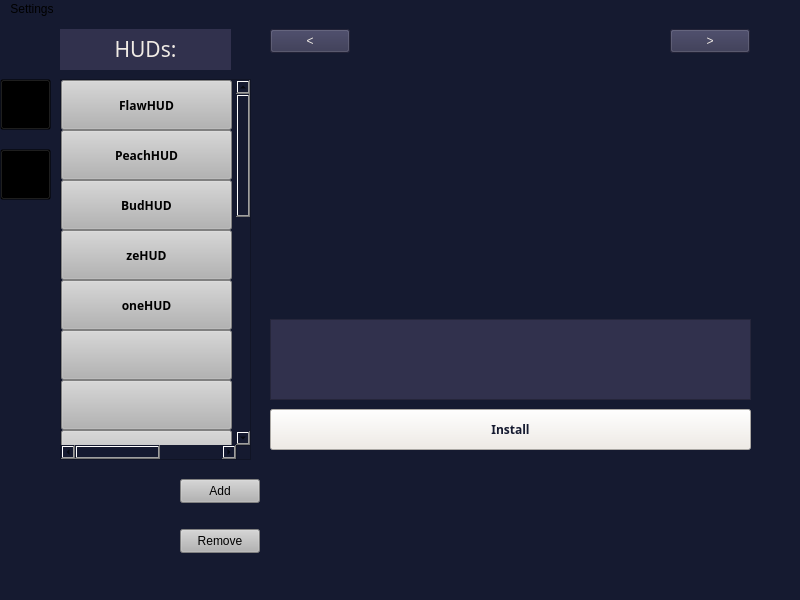
First picture: the form in mainwindow.ui, repository Croudxd/YourHUDs, before the edit.
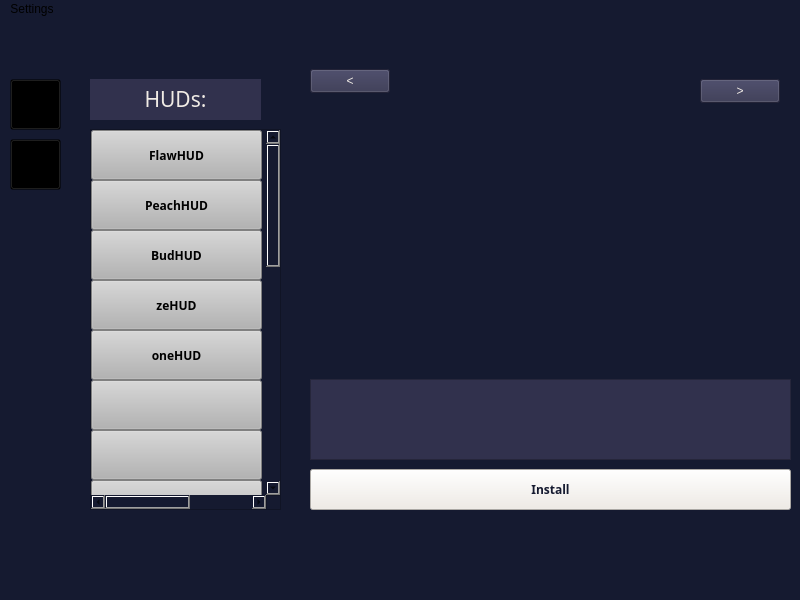
Second picture: the form after the edit. Icons and pictures are not drawn.

Commit message: Added a stackedWidget, this way the user can switch between either finding new hud or installing custom HUDs, set up custom and the gridlayout exactly as wanted, All i need to do is fix the copyFiles as well as to fix remove option, Need to also integrate loading buttons when user saves them.

What changed in the file:
```diff
--- a/mainwindow.ui
+++ b/mainwindow.ui
@@ -20,35 +20,75 @@
    <enum>QTabWidget::Rounded</enum>
   </property>
   <widget class="QWidget" name="centralwidget">
-   <widget class="QLabel" name="label">
+   <widget class="QPushButton" name="pushButton">
     <property name="geometry">
      <rect>
-      <x>60</x>
+      <x>10</x>
+      <y>120</y>
+      <width>51</width>
+      <height>51</height>
+     </rect>
+    </property>
+    <property name="styleSheet">
+     <string notr="true">    background-color: transparent;
+</string>
+    </property>
+    <property name="text">
+     <string/>
+    </property>
+    <property name="icon">
+     <iconset resource="resource.qrc">
+      <normaloff>:/icons/imgs/icons/customize-icon.png</normaloff>:/icons/imgs/icons/customize-icon.png</iconset>
+    </property>
+    <property name="iconSize">
+     <size>
+      <width>40</width>
+      <height>40</height>
+     </size>
+    </property>
+   </widget>
+   <widget class="QPushButton" name="pushButton_2">
+    <property name="geometry">
+     <rect>
+      <x>10</x>
+      <y>60</y>
+      <width>51</width>
+      <height>51</height>
+     </rect>
+    </property>
+    <property name="styleSheet">
+     <string notr="true">    background-color: transparent;
+</string>
+    </property>
+    <property name="text">
+     <string/>
+    </property>
+    <property name="icon">
+     <iconset resource="resource.qrc">
+      <normaloff>:/icons/imgs/icons/293267_search_find_icon.png</normaloff>:/icons/imgs/icons/293267_search_find_icon.png</iconset>
+    </property>
+    <property name="iconSize">
+     <size>
+      <width>40</width>
+      <height>40</height>
+     </size>
+    </property>
+   </widget>
+   <widget class="QStackedWidget" name="stackedWidget">
+    <property name="geometry">
+     <rect>
+      <x>70</x>
       <y>10</y>
-      <width>171</width>
-      <height>41</height>
+      <width>721</width>
+      <height>521</height>
      </rect>
     </property>
-    <property name="font">
-     <font>
-      <family>Rockwell</family>
-      <pointsize>16</pointsize>
-      <hintingpreference>PreferDefaultHinting</hintingpreference>
-     </font>
-    </property>
-    <property name="styleSheet">
-     <string notr="true">background-color: rgb(49, 49, 77);
-color: rgb(240, 235, 229);</string>
-    </property>
-    <property name="text">
-     <string>&lt;html&gt;&lt;head/&gt;&lt;body&gt;&lt;p align=&quot;center&quot;&gt;HUDs:&lt;/p&gt;&lt;/body&gt;&lt;/html&gt;</string>
-    </property>
-   </widget>
+    <widget class="QWidget" name="page_3">
    <widget class="QPushButton" name="installbutton">
     <property name="geometry">
      <rect>
-      <x>270</x>
-      <y>390</y>
+        <x>240</x>
+        <y>440</y>
       <width>481</width>
       <height>41</height>
      </rect>
@@ -67,11 +107,28 @@
      <string>Install</string>
     </property>
    </widget>
+     <widget class="QPushButton" name="rightImageButton">
+      <property name="geometry">
+       <rect>
+        <x>630</x>
+        <y>50</y>
+        <width>80</width>
+        <height>24</height>
+       </rect>
+      </property>
+      <property name="styleSheet">
+       <string notr="true">background-color: rgb(49, 49, 77);
+color: rgb(240, 235, 229);</string>
+      </property>
+      <property name="text">
+       <string>&gt;</string>
+      </property>
+     </widget>
    <widget class="QTextBrowser" name="textBrowser">
     <property name="geometry">
      <rect>
-      <x>270</x>
-      <y>300</y>
+        <x>240</x>
+        <y>350</y>
       <width>481</width>
       <height>81</height>
      </rect>
@@ -87,42 +144,11 @@
 border-color: rgba(255, 255, 255, 0);</string>
     </property>
    </widget>
-   <widget class="QLabel" name="label_2">
-    <property name="geometry">
-     <rect>
-      <x>280</x>
-      <y>40</y>
-      <width>481</width>
-      <height>251</height>
-     </rect>
-    </property>
-    <property name="sizePolicy">
-     <sizepolicy hsizetype="Fixed" vsizetype="Fixed">
-      <horstretch>0</horstretch>
-      <verstretch>0</verstretch>
-     </sizepolicy>
-    </property>
-    <property name="maximumSize">
-     <size>
-      <width>1280</width>
-      <height>720</height>
-     </size>
-    </property>
-    <property name="baseSize">
-     <size>
-      <width>1280</width>
-      <height>720</height>
-     </size>
-    </property>
-    <property name="text">
-     <string/>
-    </property>
-   </widget>
    <widget class="QPushButton" name="leftImageButton">
     <property name="geometry">
      <rect>
-      <x>270</x>
-      <y>10</y>
+        <x>240</x>
+        <y>40</y>
       <width>80</width>
       <height>24</height>
      </rect>
@@ -135,28 +161,11 @@
      <string>&lt;</string>
     </property>
    </widget>
-   <widget class="QPushButton" name="rightImageButton">
-    <property name="geometry">
-     <rect>
-      <x>670</x>
-      <y>10</y>
-      <width>80</width>
-      <height>24</height>
-     </rect>
-    </property>
-    <property name="styleSheet">
-     <string notr="true">background-color: rgb(49, 49, 77);
-color: rgb(240, 235, 229);</string>
-    </property>
-    <property name="text">
-     <string>&gt;</string>
-    </property>
-   </widget>
    <widget class="QScrollArea" name="scrollArea">
     <property name="geometry">
      <rect>
-      <x>60</x>
-      <y>60</y>
+        <x>20</x>
+        <y>100</y>
       <width>191</width>
       <height>381</height>
      </rect>
@@ -572,52 +581,70 @@
      </widget>
     </widget>
    </widget>
-   <widget class="QWidget" name="widget" native="true">
+     <widget class="QLabel" name="HUDlabel">
     <property name="geometry">
      <rect>
-      <x>270</x>
-      <y>460</y>
-      <width>491</width>
-      <height>91</height>
-     </rect>
-    </property>
-    <widget class="QWidget" name="gridLayoutWidget">
-     <property name="geometry">
-      <rect>
-       <x>0</x>
-       <y>-10</y>
-       <width>491</width>
-       <height>101</height>
-      </rect>
-     </property>
-     <layout class="QGridLayout" name="gridLayout"/>
-    </widget>
-   </widget>
-   <widget class="QPushButton" name="addButton">
-    <property name="geometry">
-     <rect>
-      <x>180</x>
-      <y>460</y>
-      <width>80</width>
-      <height>24</height>
-     </rect>
+        <x>20</x>
+        <y>50</y>
+        <width>171</width>
+        <height>41</height>
+       </rect>
+      </property>
+      <property name="font">
+       <font>
+        <family>Rockwell</family>
+        <pointsize>16</pointsize>
+        <hintingpreference>PreferDefaultHinting</hintingpreference>
+       </font>
     </property>
     <property name="styleSheet">
-     <string notr="true">color: rgb(0, 0, 0);
-background-color: rgb(179, 179, 179);
-</string>
+       <string notr="true">background-color: rgb(49, 49, 77);
+color: rgb(240, 235, 229);</string>
     </property>
     <property name="text">
-     <string>Add</string>
-    </property>
-   </widget>
+       <string>&lt;html&gt;&lt;head/&gt;&lt;body&gt;&lt;p align=&quot;center&quot;&gt;HUDs:&lt;/p&gt;&lt;/body&gt;&lt;/html&gt;</string>
+      </property>
+     </widget>
+     <widget class="QLabel" name="label_2">
+      <property name="geometry">
+       <rect>
+        <x>240</x>
+        <y>80</y>
+        <width>481</width>
+        <height>251</height>
+       </rect>
+      </property>
+      <property name="sizePolicy">
+       <sizepolicy hsizetype="Fixed" vsizetype="Fixed">
+        <horstretch>0</horstretch>
+        <verstretch>0</verstretch>
+       </sizepolicy>
+      </property>
+      <property name="maximumSize">
+       <size>
+        <width>1280</width>
+        <height>720</height>
+       </size>
+      </property>
+      <property name="baseSize">
+       <size>
+        <width>1280</width>
+        <height>720</height>
+       </size>
+      </property>
+      <property name="text">
+       <string/>
+      </property>
+     </widget>
+    </widget>
+    <widget class="QWidget" name="page_4">
    <widget class="QPushButton" name="removeButton">
     <property name="geometry">
      <rect>
-      <x>180</x>
-      <y>510</y>
+        <x>50</x>
+        <y>110</y>
       <width>80</width>
-      <height>24</height>
+        <height>61</height>
      </rect>
     </property>
     <property name="styleSheet">
@@ -629,59 +656,62 @@
      <string>Remove</string>
     </property>
    </widget>
-   <widget class="QPushButton" name="pushButton">
+     <widget class="QPushButton" name="addButton">
     <property name="geometry">
      <rect>
-      <x>0</x>
-      <y>130</y>
-      <width>51</width>
-      <height>51</height>
+        <x>50</x>
+        <y>30</y>
+        <width>80</width>
+        <height>61</height>
      </rect>
     </property>
     <property name="styleSheet">
-     <string notr="true">    background-color: transparent;
+       <string notr="true">color: rgb(0, 0, 0);
+background-color: rgb(179, 179, 179);
 </string>
     </property>
     <property name="text">
-     <string/>
-    </property>
-    <property name="icon">
-     <iconset resource="resource.qrc">
-      <normaloff>:/icons/imgs/icons/customize-icon.png</normaloff>:/icons/imgs/icons/customize-icon.png</iconset>
-    </property>
-    <property name="iconSize">
-     <size>
-      <width>40</width>
-      <height>40</height>
-     </size>
-    </property>
-   </widget>
-   <widget class="QPushButton" name="pushButton_2">
+       <string>Add</string>
+      </property>
+     </widget>
+     <widget class="QWidget" name="gridLayoutWidget">
+      <property name="geometry">
+       <rect>
+        <x>160</x>
+        <y>30</y>
+        <width>491</width>
+        <height>441</height>
+       </rect>
+      </property>
+      <layout class="QGridLayout" name="gridLayout">
+       <item row="0" column="0">
+        <widget class="QWidget" name="widget" native="true">
+         <property name="styleSheet">
+          <string notr="true">background-color: rgb(49, 49, 77);</string>
+         </property>
+        </widget>
+       </item>
+      </layout>
+     </widget>
+     <widget class="QPushButton" name="SaveButton">
     <property name="geometry">
      <rect>
-      <x>0</x>
-      <y>60</y>
-      <width>51</width>
-      <height>51</height>
+        <x>50</x>
+        <y>190</y>
+        <width>80</width>
+        <height>61</height>
      </rect>
     </property>
     <property name="styleSheet">
-     <string notr="true">    background-color: transparent;
+       <string notr="true">color: rgb(0, 0, 0);
+background-color: rgb(179, 179, 179);
 </string>
     </property>
     <property name="text">
-     <string/>
-    </property>
-    <property name="icon">
-     <iconset resource="resource.qrc">
-      <normaloff>:/icons/imgs/icons/293267_search_find_icon.png</normaloff>:/icons/imgs/icons/293267_search_find_icon.png</iconset>
-    </property>
-    <property name="iconSize">
-     <size>
-      <width>40</width>
-      <height>40</height>
-     </size>
-    </property>
+       <string>Save</string>
+      </property>
+     </widget>
+    </widget>
    </widget>
   </widget>
   <widget class="QMenuBar" name="menubar">
```
Lines whose indentation alone changed are shown as unchanged. The commit also changes 6 other files.
